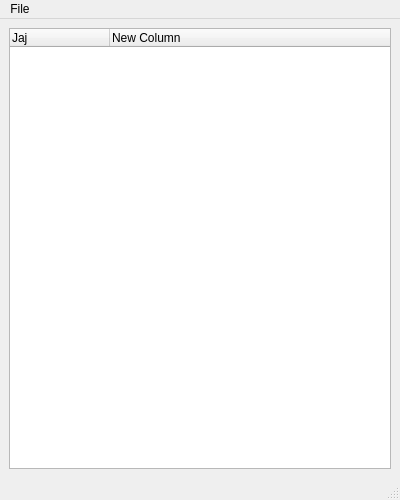
Before: the Qt Designer form LHCbDIRAC/BookkeepingSystem/Gui/Widget/MainWidget.ui in antolu/LHCbDIRAC, drawn with Qt 5.
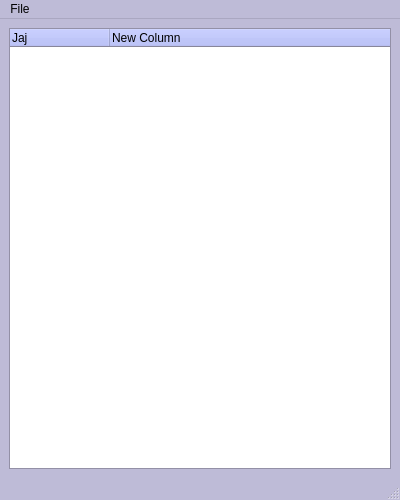
After: the same form once the commit is applied.

Diff of the .ui file:
```diff
--- a/LHCbDIRAC/BookkeepingSystem/Gui/Widget/MainWidget.ui
+++ b/LHCbDIRAC/BookkeepingSystem/Gui/Widget/MainWidget.ui
@@ -15,7 +15,125 @@
     <height>500</height>
    </rect>
   </property>
-  <property name="cursor" >
+  <property name="palette">
+   <palette>
+    <active>
+     <colorrole role="Button">
+      <brush brushstyle="SolidPattern">
+       <color alpha="255">
+        <red>170</red>
+        <green>178</green>
+        <blue>249</blue>
+       </color>
+      </brush>
+     </colorrole>
+     <colorrole role="Base">
+      <brush brushstyle="SolidPattern">
+       <color alpha="255">
+        <red>255</red>
+        <green>255</green>
+        <blue>255</blue>
+       </color>
+      </brush>
+     </colorrole>
+     <colorrole role="Window">
+      <brush brushstyle="SolidPattern">
+       <color alpha="255">
+        <red>190</red>
+        <green>187</green>
+        <blue>215</blue>
+       </color>
+      </brush>
+     </colorrole>
+     <colorrole role="ToolTipBase">
+      <brush brushstyle="SolidPattern">
+       <color alpha="255">
+        <red>255</red>
+        <green>255</green>
+        <blue>255</blue>
+       </color>
+      </brush>
+     </colorrole>
+    </active>
+    <inactive>
+     <colorrole role="Button">
+      <brush brushstyle="SolidPattern">
+       <color alpha="255">
+        <red>170</red>
+        <green>178</green>
+        <blue>249</blue>
+       </color>
+      </brush>
+     </colorrole>
+     <colorrole role="Base">
+      <brush brushstyle="SolidPattern">
+       <color alpha="255">
+        <red>255</red>
+        <green>255</green>
+        <blue>255</blue>
+       </color>
+      </brush>
+     </colorrole>
+     <colorrole role="Window">
+      <brush brushstyle="SolidPattern">
+       <color alpha="255">
+        <red>190</red>
+        <green>187</green>
+        <blue>215</blue>
+       </color>
+      </brush>
+     </colorrole>
+     <colorrole role="ToolTipBase">
+      <brush brushstyle="SolidPattern">
+       <color alpha="255">
+        <red>255</red>
+        <green>255</green>
+        <blue>255</blue>
+       </color>
+      </brush>
+     </colorrole>
+    </inactive>
+    <disabled>
+     <colorrole role="Button">
+      <brush brushstyle="SolidPattern">
+       <color alpha="255">
+        <red>170</red>
+        <green>178</green>
+        <blue>249</blue>
+       </color>
+      </brush>
+     </colorrole>
+     <colorrole role="Base">
+      <brush brushstyle="SolidPattern">
+       <color alpha="255">
+        <red>190</red>
+        <green>187</green>
+        <blue>215</blue>
+       </color>
+      </brush>
+     </colorrole>
+     <colorrole role="Window">
+      <brush brushstyle="SolidPattern">
+       <color alpha="255">
+        <red>190</red>
+        <green>187</green>
+        <blue>215</blue>
+       </color>
+      </brush>
+     </colorrole>
+     <colorrole role="ToolTipBase">
+      <brush brushstyle="SolidPattern">
+       <color alpha="255">
+        <red>255</red>
+        <green>255</green>
+        <blue>255</blue>
+       </color>
+      </brush>
+     </colorrole>
+    </disabled>
+   </palette>
+  </property>
+  <property name="cursor">
    <cursorShape>ArrowCursor</cursorShape>
   </property>
   <property name="windowTitle" >
@@ -42,22 +160,22 @@
     </item>
    </layout>
   </widget>
-  <widget class="QMenuBar" name="menubar" >
-   <property name="geometry" >
+  <widget class="QMenuBar" name="menubar">
+   <property name="geometry">
     <rect>
      <x>0</x>
      <y>0</y>
      <width>400</width>
-     <height>25</height>
+     <height>24</height>
     </rect>
    </property>
-   <widget class="QMenu" name="menuFile" >
-    <property name="title" >
+   <widget class="QMenu" name="menuFile">
+    <property name="title">
      <string>File</string>
     </property>
     <addaction name="actionExit" />
    </widget>
-   <addaction name="menuFile" />
+   <addaction name="menuFile"/>
   </widget>
   <widget class="QStatusBar" name="statusbar" />
   <action name="actionExit" >
```
Left out of the diff: 37 changed lines with no effect on the pictures.
